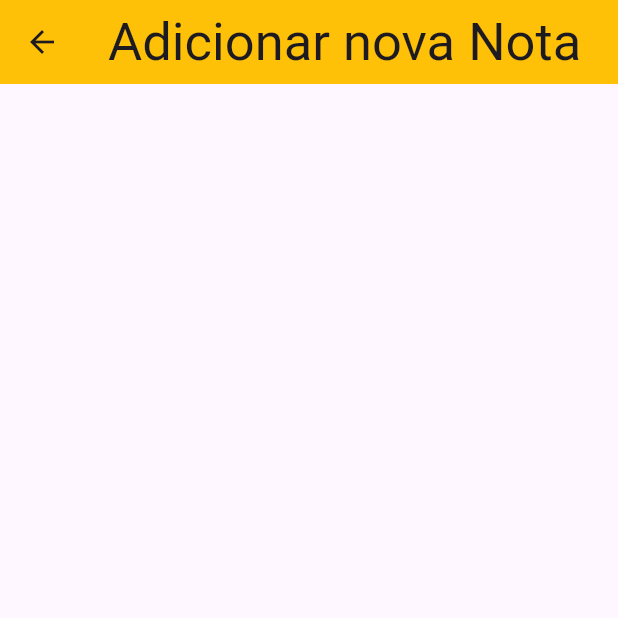
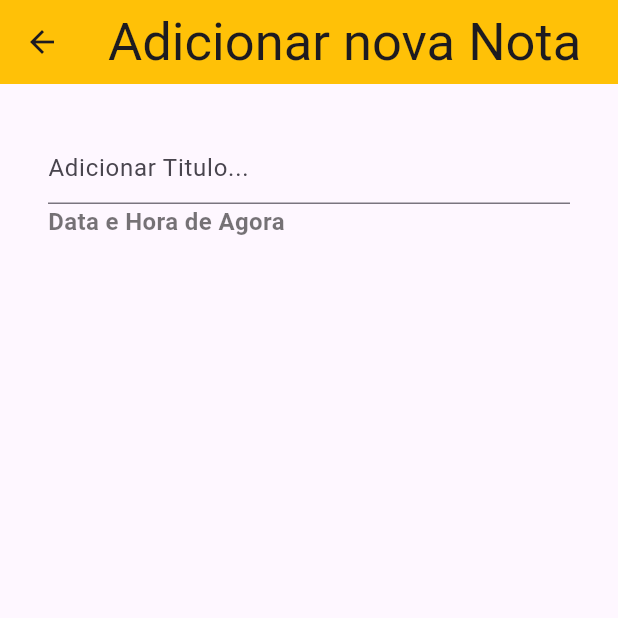
Before and after one commit to Andravi/note_app, a Flutter app: the NewNotePage screen opened directly, on a phone screen of 412 x 824 dp, the top half of it. Run offline on Flutter 3.47's test engine with Material 2 defaults, Android fonts, the phone set to English and light mode, and no system bars.

Commit message:
almost there

```diff
--- a/lib/pages/new_note_page.dart
+++ b/lib/pages/new_note_page.dart
@@ -9,6 +9,13 @@ class NewNotePage extends StatefulWidget {
 }
 
 class _NewNotePageState extends State<NewNotePage> {
+  late String titulo;
+  late String corpo;
+  String data = 'Data e Hora de Agora';
+
+  TextEditingController tituloController = TextEditingController();
+  TextEditingController corpoController = TextEditingController();
+
   @override
   Widget build(BuildContext context) {
     return Scaffold(
@@ -19,10 +26,43 @@ class _NewNotePageState extends State<NewNotePage> {
           style: TextStyle(fontSize: 35),
         ),
       ),
-      body: const Column(
-        children: [
-
-        ],
+      body: Padding(
+        padding: const EdgeInsets.all(32.0),
+        child: Column(
+          crossAxisAlignment: CrossAxisAlignment.start,
+          children: [
+            TextFormField(
+              controller: tituloController,
+              decoration: const InputDecoration(
+                hintText: 'Adicionar Titulo...',
+              ),
+            ),
+            Text(
+              data,
+              style: const TextStyle(
+                fontSize: 16,
+                fontWeight: FontWeight.bold,
+                color: Colors.black54,
+              ),
+            ),
+            Expanded(
+              child: Container(
+                height: MediaQuery.of(context).size.height,
+                padding: const EdgeInsets.symmetric(vertical: 8),
+                child: TextField(
+                  controller: corpoController,
+                  maxLines: null,
+                  textCapitalization: TextCapitalization.sentences,
+                  decoration: null,
+                  style: const TextStyle(
+                    fontSize: 19,
+                    height: 1.5,
+                  ),
+                ),
+              ),
+            )
+          ],
+        ),
       ),
     );
   }
```
